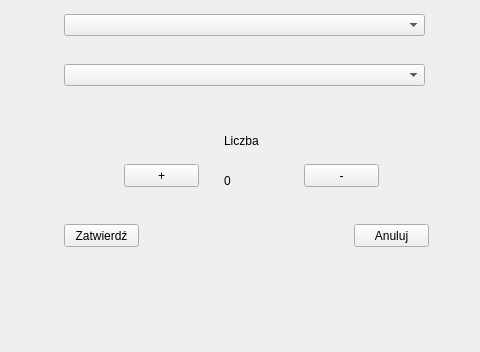
Above: add_products_window.ui from justynak/dbar_barman before the change; both pictures show x 196 to 676 and y 116 to 468 of the 838 by 468 pixel window. Below: the same form after it.
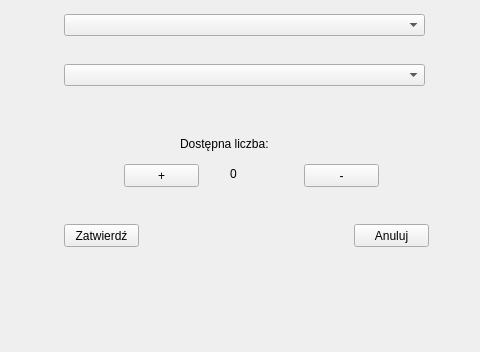
That is the form after the change.

The edit to the form file:
```diff
--- a/add_products_window.ui
+++ b/add_products_window.ui
@@ -101,10 +101,10 @@
   <widget class="QLabel" name="label_number">
    <property name="geometry">
     <rect>
-     <x>420</x>
-     <y>290</y>
-     <width>47</width>
-     <height>13</height>
+     <x>426</x>
+     <y>280</y>
+     <width>41</width>
+     <height>20</height>
     </rect>
    </property>
    <property name="text">
@@ -114,14 +114,14 @@
   <widget class="QLabel" name="label_2">
    <property name="geometry">
     <rect>
-     <x>420</x>
+     <x>376</x>
      <y>250</y>
-     <width>47</width>
-     <height>13</height>
+     <width>121</width>
+     <height>20</height>
     </rect>
    </property>
    <property name="text">
-    <string>Liczba</string>
+    <string>Dostępna liczba: </string>
    </property>
   </widget>
  </widget>
```
Left out of the diff: 2 changed lines with no effect on the pictures.
